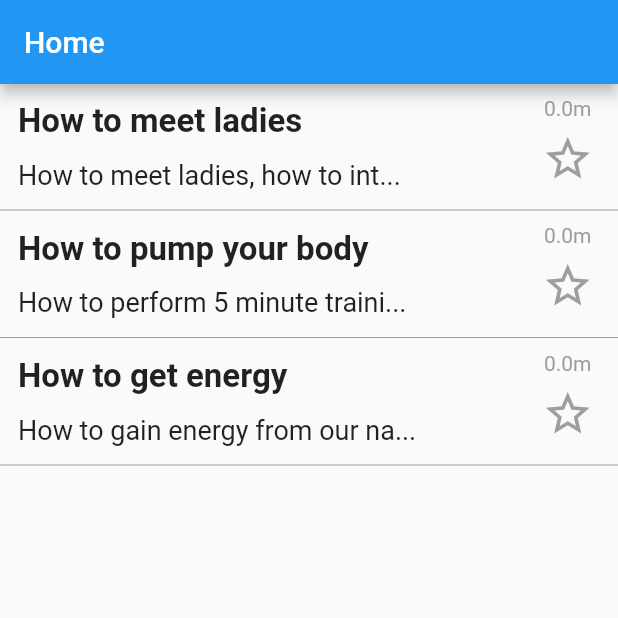
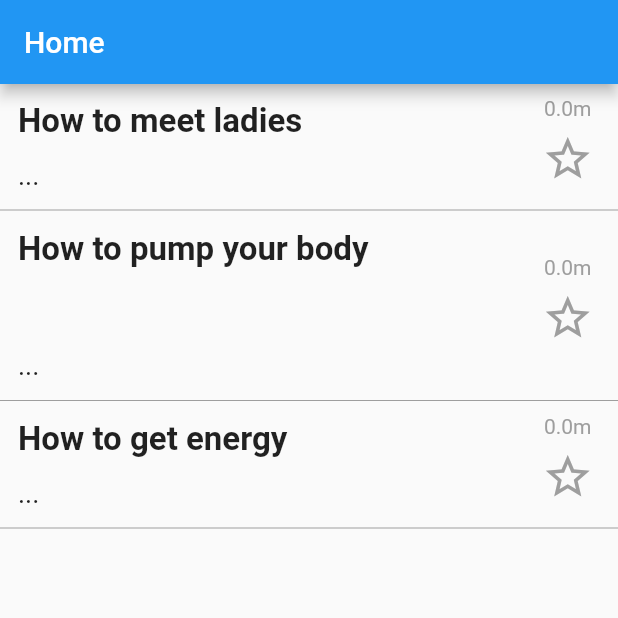
Before and after one commit to kehtolaulu/fmind, a Flutter app: the screen it shows after launch, on a phone screen of 412 x 824 dp, the top half of it. Run offline on Flutter 3.47's test engine with Material 2 defaults, Android fonts, the phone set to English and light mode, and no system bars.

Commit message:
rename all files, add support for article parts

```diff
--- a/lib/article.dart
+++ b/lib/article.dart
@@ -1,12 +1,18 @@
 import 'dart:math';
+
+import 'part.dart';
 
 class Article {
   String title;
-  String content;
+  List<Part> parts;
+
+  Article(this.title, this.parts);
 
   String get preview => content.substring(0, previewLength) + "...";
 
   int get previewLength => min(firstLineLength, 30);
+
+  String get content => parts.map((p) => p.content).join("\n\n");
 
   String get readingTimeInMinutes => (content.length / 1024).toStringAsFixed(1) + "m";
 
@@ -17,6 +23,4 @@ class Article {
     }
     return newLine;
   }
-
-  Article(this.title, this.content);
 }
--- a/lib/main.dart
+++ b/lib/main.dart
@@ -1,7 +1,7 @@
 import 'package:flutter/material.dart';
 
-import 'ui/home_widget.dart';
-import 'ui/article_view_widget.dart';
+import 'ui/home.dart';
+import 'ui/article_view.dart';
 
 void main() => runApp(App());
 
@@ -18,7 +18,7 @@ class App extends StatelessWidget {
       onGenerateRoute: (settings) {
         if (settings.name == ArticleView.routeName) {
           return new MaterialPageRoute(
-            builder: (context) => ArticleView(settings.arguments),
+            builder: (context) => ArticleView.forArticle(settings.arguments),
             settings: settings,
           );
         }
--- a/lib/ui/article_preview_widget.dart
+++ b/lib/ui/article_preview.dart
@@ -1,7 +1,7 @@
 import 'package:flutter/material.dart';
 
 import '../article.dart';
-import 'article_view_widget.dart';
+import 'article_view.dart';
 
 class ArticlePreview extends StatelessWidget {
   final Article article;
--- a/lib/ui/articles_widget.dart
+++ b/lib/ui/articles.dart
@@ -1,7 +1,7 @@
 import 'package:flutter/material.dart';
 
 import '../article.dart';
-import 'article_preview_widget.dart';
+import 'article_preview.dart';
 
 class Articles extends StatelessWidget {
   final List<Article> articles;
--- /dev/null
+++ b/lib/ui/home.dart
@@ -0,0 +1,30 @@
+import 'package:flutter/material.dart';
+
+import '../article.dart';
+import '../part.dart';
+import '../tasks/checked_question.dart';
+import '../tasks/practice.dart';
+import 'articles.dart';
+
+class Home extends StatelessWidget {
+  final List<Article> articles = [
+    Article("How to meet ladies", [
+      Part("Intro", "How to meet ladies, how to interest them...",)
+    ]),
+    Article("How to pump your body", [
+      Part("Intro", "How to perform 5 minute training and to get...",),
+      Part("Next level", "Blah bla bla",)
+    ]),
+    Article("How to get energy", [
+      Part("Abstract", "How to gain energy from our natural stock...",)
+    ])
+  ];
+
+  @override
+  Widget build(BuildContext context) => Scaffold(
+        appBar: AppBar(
+          title: Text('Home'),
+        ),
+        body: Articles(articles),
+      );
+}
--- a/lib/ui/home_widget.dart
+++ /dev/null
@@ -1,22 +0,0 @@
-import 'package:flutter/material.dart';
-
-import '../article.dart';
-import 'articles_widget.dart';
-
-class Home extends StatelessWidget {
-  final List<Article> articles = [
-    Article(
-        "How to meet ladies", "How to meet ladies, how to interest them..."),
-    Article("How to pump your body",
-        "How to perform 5 minute training and to get..."),
-    Article("How to get energy", "How to gain energy from our natural stock...")
-  ];
-
-  @override
-  Widget build(BuildContext context) => Scaffold(
-        appBar: AppBar(
-          title: Text('Home'),
-        ),
-        body: Articles(articles),
-      );
-}
```
Also changed, not shown: lib/ui/article_view.dart (added, +26 -0 lines), lib/ui/article_view_widget.dart (deleted, +0 -33 lines), lib/ui/part_view.dart (added, +23 -0 lines), lib/ui/simple_wrapper.dart (renamed from lib/ui/simple_wrapper_widget.dart).
